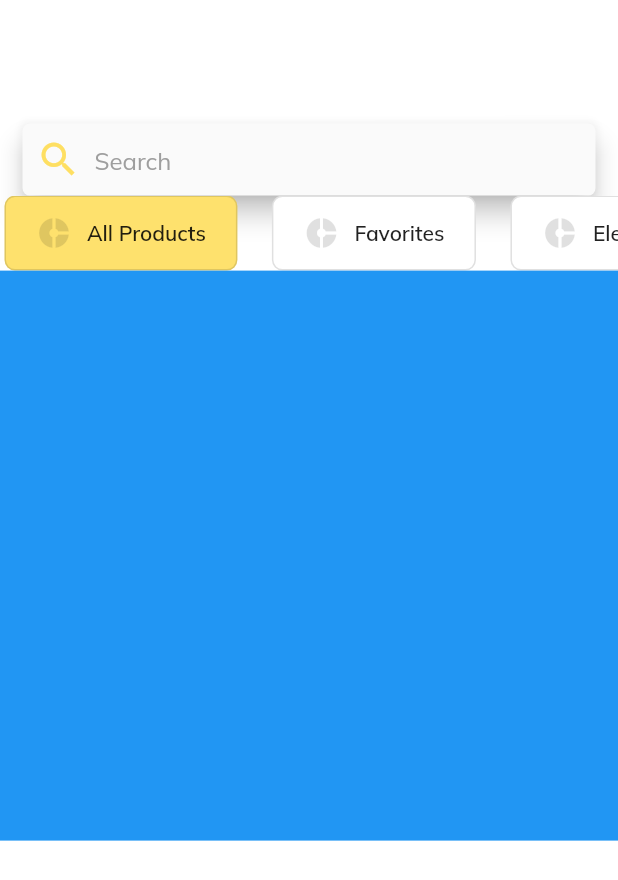
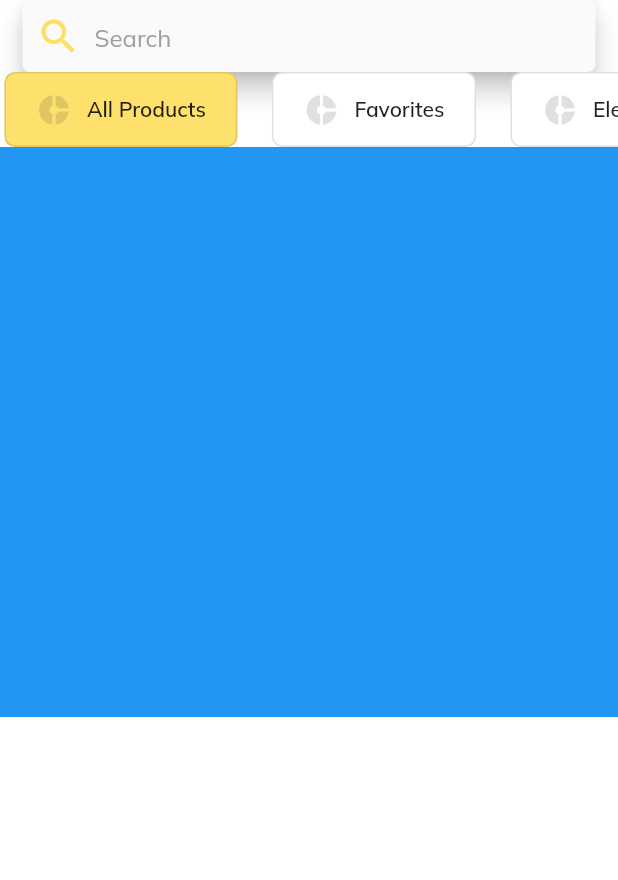
Before and after one commit to jbjason/shop_app2, a Flutter app: the screen it shows after launch, on a phone screen of 412 x 824 dp. Shown: the top 880 px of the screen. Run offline on Flutter 3.47's test engine with Material 2 defaults, Android fonts, the phone set to English and light mode, and no system bars; our stand-ins replace google_fonts.

Commit message:
Update home_screen.dart

```diff
--- a/lib/screens/home_screen.dart
+++ b/lib/screens/home_screen.dart
@@ -11,11 +11,11 @@ class HomeScreen extends StatelessWidget {
     final size = MediaQuery.of(context).size;
     final productsData = Provider.of<Products>(context);
     final products = productsData.items;
-    return Scaffold(
+    return SafeArea(
+      child: Scaffold(
         body: SingleChildScrollView(
           child: Column(
             children: [
-            SizedBox(height: size.height * .1),
               // SearchBar Container
               const SearchBarContainer(),
               // Category Container
@@ -29,9 +29,11 @@ class HomeScreen extends StatelessWidget {
             ],
           ),
         ),
+      ),
     );
   }
 }
+
 
 class SearchBarContainer extends StatelessWidget {
   const SearchBarContainer({
```
Lines whose indentation alone changed are shown as unchanged.
